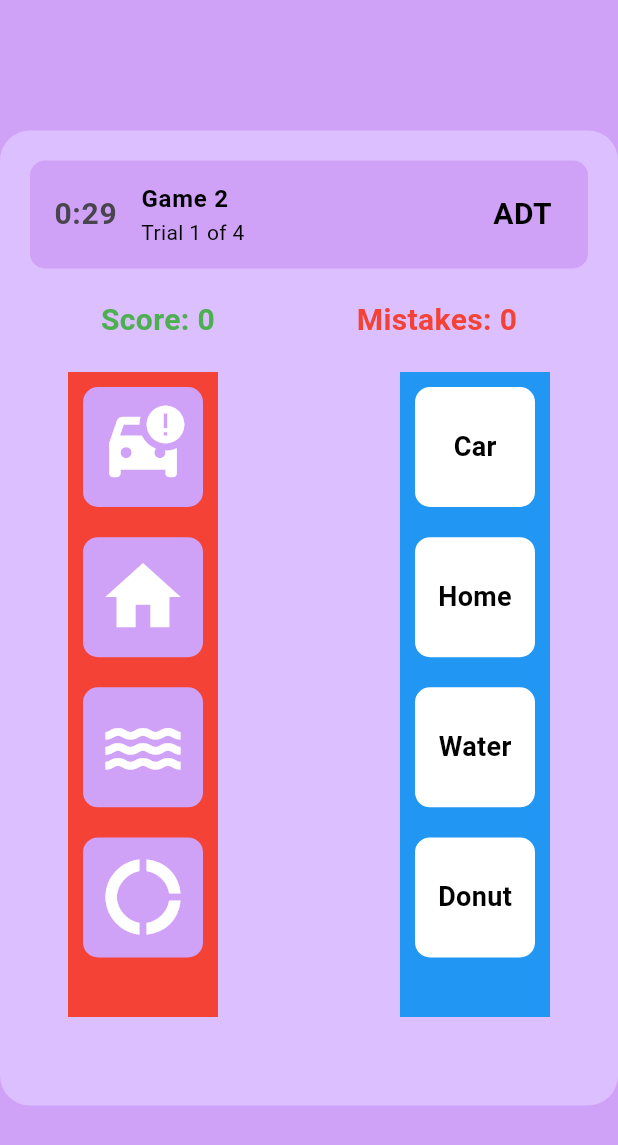
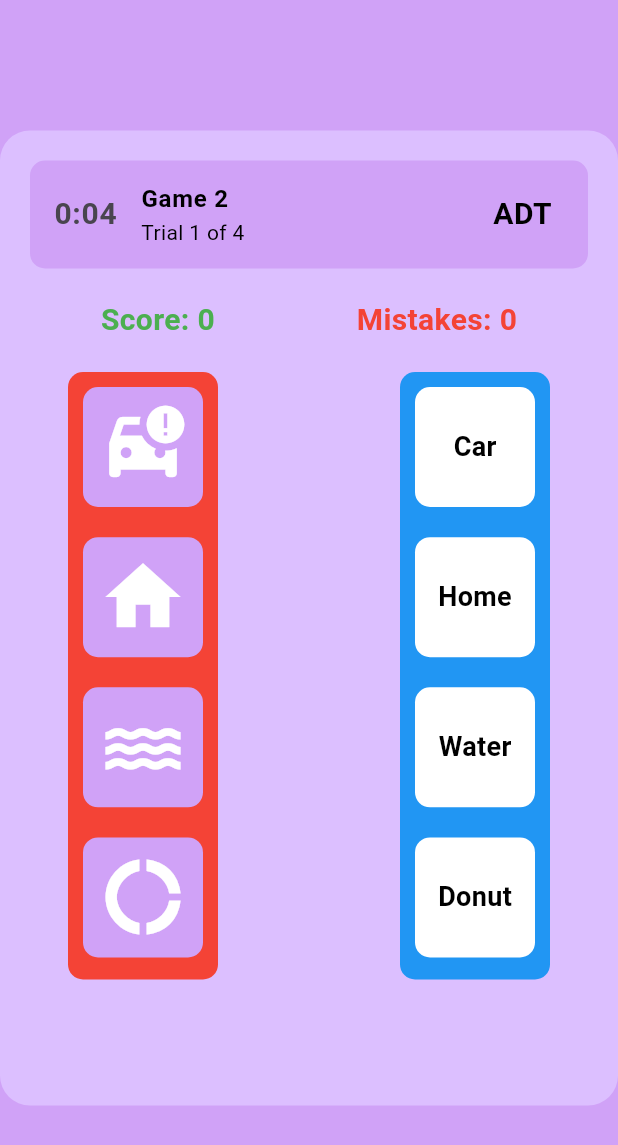
Before and after one commit to MohamedAlyMatar/Kids_App, a Flutter app: the GameTwoTrial screen opened by its route, on a phone screen of 412 x 824 dp. Shown: the top 1145 px of the screen. Run offline on Flutter 3.47's test engine with Material 3 defaults, Android fonts, the phone set to English and light mode, and no system bars; drawn by our look-alikes of flutter_animate; our stand-ins replace audioplayers, awesome_dialog, bloc, equatable, flutter_bloc.

```diff
--- a/lib/src/features/Game_Two/presentation/pages/game_two_trial.dart
+++ b/lib/src/features/Game_Two/presentation/pages/game_two_trial.dart
@@ -83,7 +83,7 @@ class _GameTwoTrialState extends State<GameTwoTrial> {
               // Game Bar
               Tileheading(
                 timer: CountdownTimer(
-                  initialTime: 30,
+                  initialTime: 5,
                   onTimerEnd: onTimerEnd,
                 ),
                 title: "Game 2",
@@ -114,8 +114,11 @@ class _GameTwoTrialState extends State<GameTwoTrial> {
                 crossAxisAlignment: CrossAxisAlignment.center,
                 children: [
                   Container(
-                    height: 430,
-                    color: Colors.red,
+                    height: 405,
+                    decoration: const BoxDecoration(
+                      color: Colors.red,
+                      borderRadius: BorderRadius.all(Radius.circular(10)),
+                    ),
                     child: Wrap(
                       direction: Axis.vertical,
                       spacing: 0.1,
@@ -158,12 +161,17 @@ class _GameTwoTrialState extends State<GameTwoTrial> {
                   if (gameOver) ...[
                     Container(
                       padding: const EdgeInsets.all(10),
-                      color: Colors.orange,
+                      decoration: BoxDecoration(
+                        color: Colors.orange,
+                        borderRadius: BorderRadius.circular(10),
+                      ),
                       child: Column(
                         crossAxisAlignment: CrossAxisAlignment.center,
                         mainAxisAlignment: MainAxisAlignment.center,
                         children: [
-                          const Text("DONE"),
+                          const Text("DONE",
+                              style: TextStyle(
+                                  fontSize: 20, fontWeight: FontWeight.bold)),
                           ElevatedButton(
                             onPressed: () {
                               _showResults(context);
@@ -187,8 +195,11 @@ class _GameTwoTrialState extends State<GameTwoTrial> {
                   ],
                   const SizedBox(width: 20),
                   Container(
-                    height: 430,
-                    color: Colors.blue,
+                    height: 405,
+                    decoration: const BoxDecoration(
+                      color: Colors.blue,
+                      borderRadius: BorderRadius.all(Radius.circular(10)),
+                    ),
                     child: Wrap(
                       direction: Axis.vertical,
                       alignment: WrapAlignment.start,
```
Also changed, not shown: lib/src/features/Game_One/presentation/widgets/timer.dart (+19 -1 lines).
